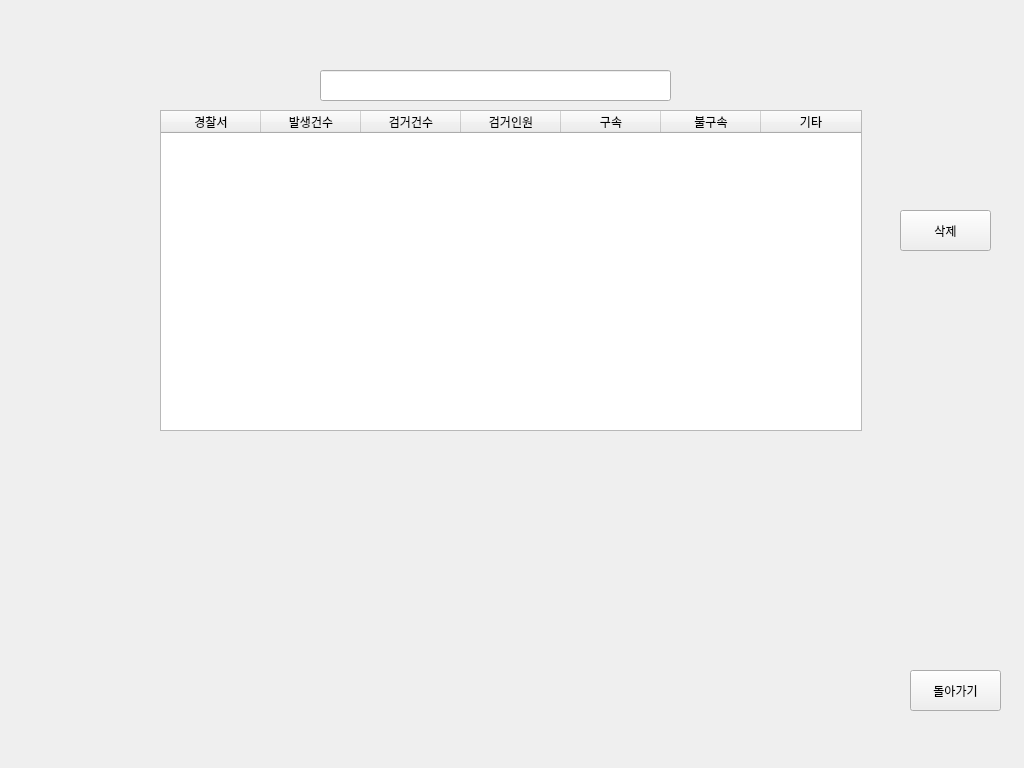
NoDoHyun/no, file guilist.ui: the form before one commit.
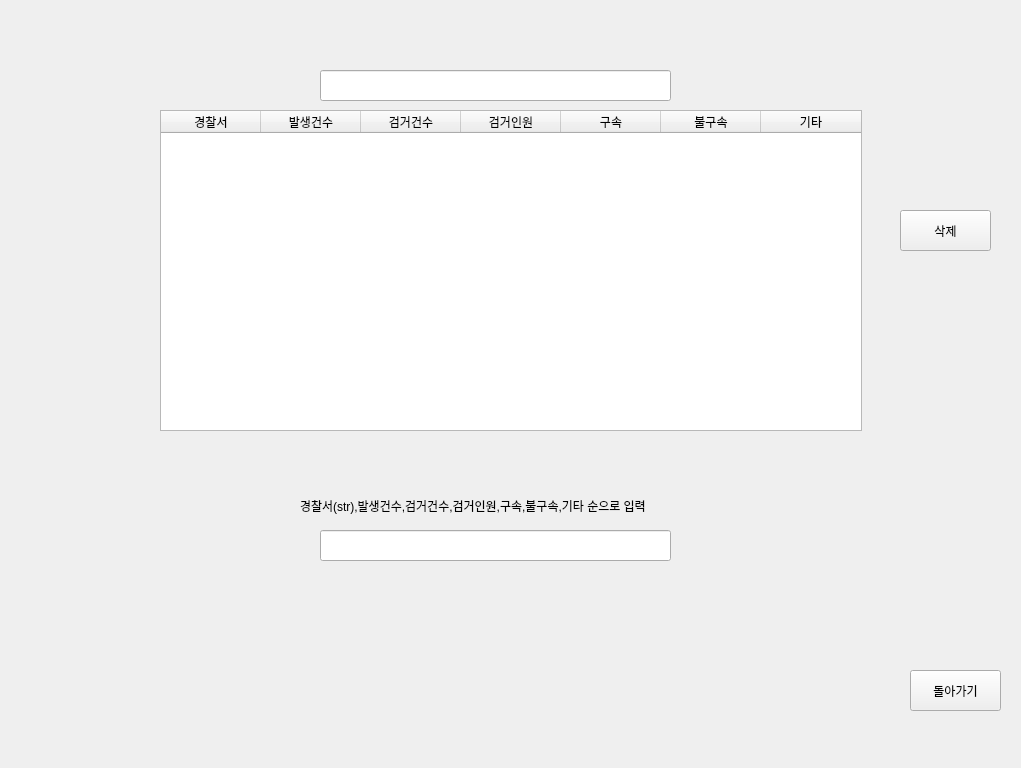
The form after the commit. Custom widgets are drawn as their Qt base class.

Diff of the .ui file:
```diff
--- a/guilist.ui
+++ b/guilist.ui
@@ -6,7 +6,7 @@
    <rect>
     <x>0</x>
     <y>0</y>
-    <width>1024</width>
+    <width>1021</width>
     <height>768</height>
    </rect>
   </property>
@@ -128,6 +128,29 @@
       <string>삭제</string>
      </property>
     </widget>
+    <widget class="QLineEdit" name="lineEdit2">
+     <property name="geometry">
+      <rect>
+       <x>320</x>
+       <y>530</y>
+       <width>351</width>
+       <height>31</height>
+      </rect>
+     </property>
+    </widget>
+    <widget class="QLabel" name="label_4">
+     <property name="geometry">
+      <rect>
+       <x>300</x>
+       <y>490</y>
+       <width>391</width>
+       <height>31</height>
+      </rect>
+     </property>
+     <property name="text">
+      <string>경찰서(str),발생건수,검거건수,검거인원,구속,불구속,기타 순으로 입력</string>
+     </property>
+    </widget>
    </widget>
    <widget class="QWidget" name="page"/>
    <widget class="QWidget" name="page_6">
```
